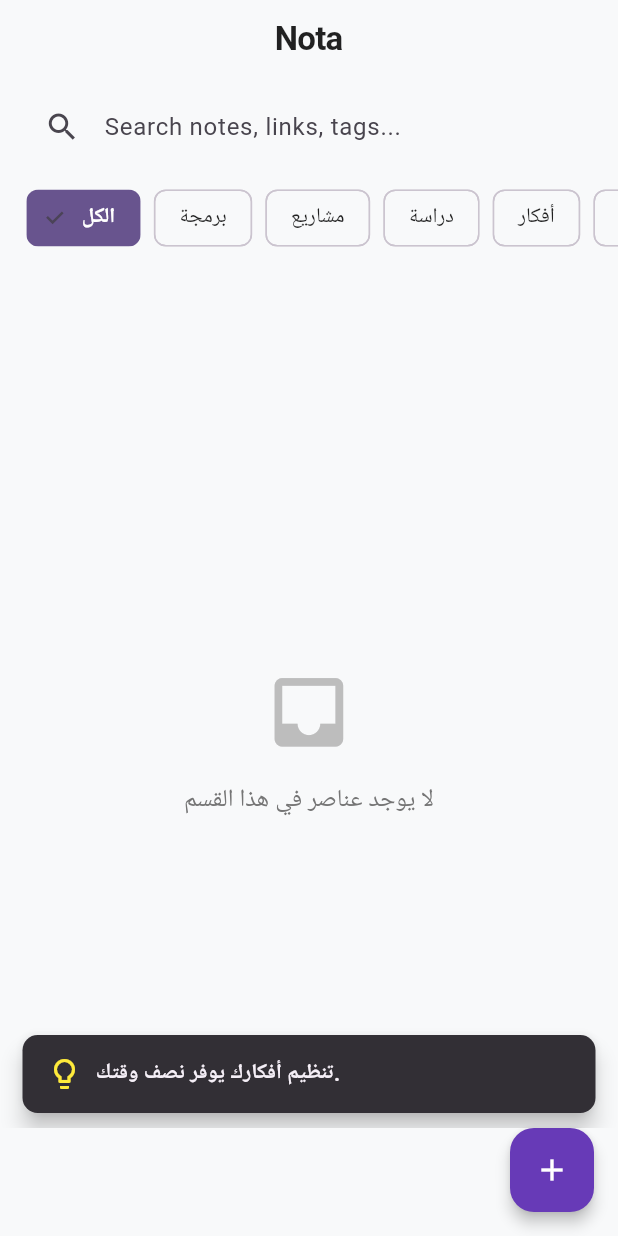
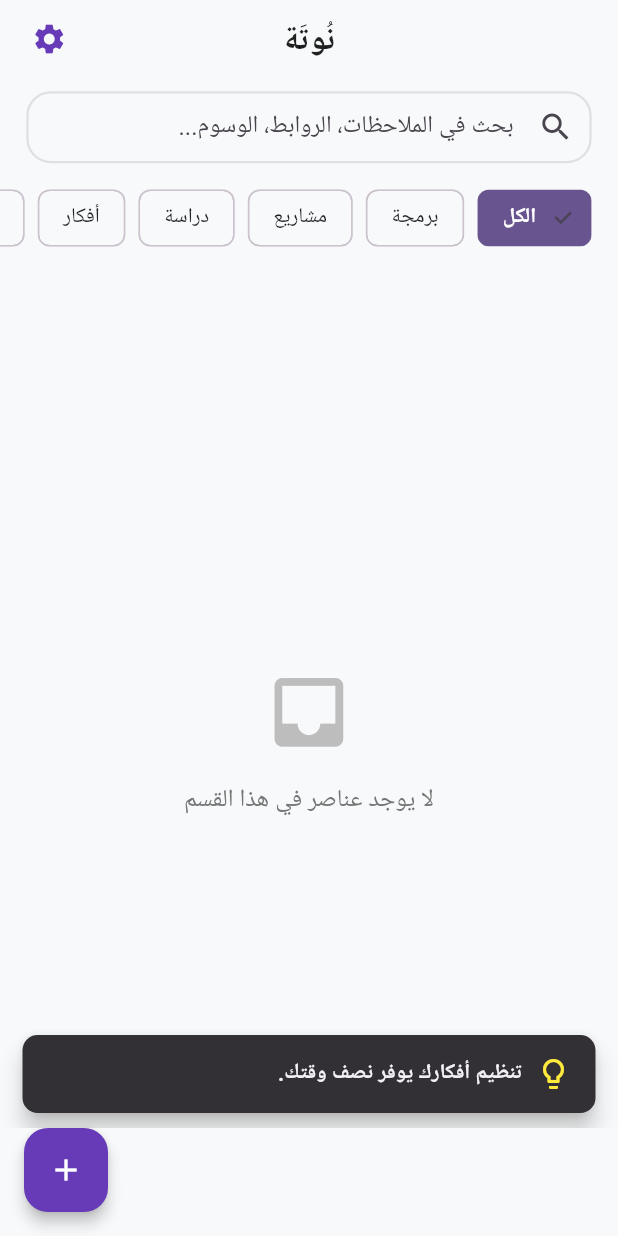
Before and after one commit to Ahmed-Elzaher/nota, a Flutter app: the screen it shows after launch, on a phone screen of 412 x 824 dp. Run offline on Flutter 3.47's test engine with Material 3 defaults, Android fonts, the phone set to English and light mode, and no system bars; our stand-ins replace dartz, flutter_bloc, flutter_local_notifications, flutter_screenutil, get_it, shared_preferences and 2 more; missing offline and left inert: any_link_preview, receive_sharing_intent; accounts and stored records are empty; Roboto replaces fonts that are missing (Cairo); statements that could not run were skipped; project files that could hold a hidden picture were left out.

Commit message:
feat: implement core app infrastructure, navigation routing, localization support, and base UI screens

```diff
--- a/lib/core/router/app_router.dart
+++ b/lib/core/router/app_router.dart
@@ -2,6 +2,7 @@ import 'package:flutter/material.dart';
 import 'package:nota/core/router/router_path.dart';
 import 'package:nota/features/home/presentation/screens/home_screen.dart';
 import 'package:nota/features/splash/presentation/screens/splash_screen.dart';
+import 'package:nota/features/settings/presentation/screens/settings_screen.dart';
 
 class AppRouter {
   Route onGenerateRoute(RouteSettings settings) {
@@ -10,6 +11,8 @@ class AppRouter {
         return MaterialPageRoute(builder: (context) => const SplashScreen());
       case RouterPath.home:
         return MaterialPageRoute(builder: (context) => const HomeScreen());
+      case RouterPath.settings:
+        return MaterialPageRoute(builder: (context) => const SettingsScreen());
       default:
         return MaterialPageRoute(
           builder: (context) => const Scaffold(
--- a/lib/core/router/router_path.dart
+++ b/lib/core/router/router_path.dart
@@ -1,4 +1,5 @@
 abstract class RouterPath {
   static const String splash = "/";
   static const String home = "/home";
+  static const String settings = "/settings";
 }
--- a/lib/features/home/presentation/screens/home_screen.dart
+++ b/lib/features/home/presentation/screens/home_screen.dart
@@ -10,6 +10,7 @@ import 'package:nota/features/items/presentation/widgets/item_card.dart';
 import 'package:nota/features/items/presentation/screens/item_details_screen.dart';
 import 'package:receive_sharing_intent/receive_sharing_intent.dart';
 import 'package:nota/core/services/notification_service.dart';
+import 'package:nota/core/router/router_path.dart';
 
 class HomeScreen extends StatelessWidget {
   const HomeScreen({super.key});
@@ -121,8 +122,17 @@ class _HomeScreenContentState extends State<_HomeScreenContent> {
   Widget build(BuildContext context) {
     return Scaffold(
       appBar: AppBar(
-        title: const Text('Nota', style: TextStyle(fontWeight: FontWeight.bold)),
+        title: const Text('نُوتَة', style: TextStyle(fontWeight: FontWeight.bold)),
         centerTitle: true,
+        actions: [
+          IconButton(
+            icon: const Icon(Icons.settings),
+            onPressed: () {
+              Navigator.pushNamed(context, RouterPath.settings);
+            },
+          ),
+          SizedBox(width: 8.w),
+        ],
         bottom: PreferredSize(
           preferredSize: Size.fromHeight(60.h),
           child: Padding(
@@ -132,13 +142,21 @@ class _HomeScreenContentState extends State<_HomeScreenContent> {
                 context.read<ItemsCubit>().searchItems(query);
               },
               decoration: InputDecoration(
-                hintText: 'Search notes, links, tags...',
+                hintText: 'بحث في الملاحظات، الروابط، الوسوم...',
                 prefixIcon: const Icon(Icons.search),
                 filled: true,
                 fillColor: Theme.of(context).cardColor,
                 border: OutlineInputBorder(
                   borderRadius: BorderRadius.circular(16.r),
-                  borderSide: BorderSide.none,
+                  borderSide: BorderSide(color: Colors.grey.shade300, width: 1.5),
+                ),
+                enabledBorder: OutlineInputBorder(
+                  borderRadius: BorderRadius.circular(16.r),
+                  borderSide: BorderSide(color: Colors.grey.shade300, width: 1.5),
+                ),
+                focusedBorder: OutlineInputBorder(
+                  borderRadius: BorderRadius.circular(16.r),
+                  borderSide: BorderSide(color: Theme.of(context).primaryColor, width: 2),
                 ),
                 contentPadding: EdgeInsets.zero,
               ),
--- a/lib/features/items/presentation/widgets/item_card.dart
+++ b/lib/features/items/presentation/widgets/item_card.dart
@@ -24,7 +24,7 @@ class ItemCard extends StatelessWidget {
       clipBehavior: Clip.antiAlias,
       shape: RoundedRectangleBorder(
         borderRadius: BorderRadius.circular(16.r),
-        side: BorderSide(color: Colors.grey.withValues(alpha: 0.2), width: 1),
+        side: BorderSide(color: Colors.grey.shade300, width: 1.5),
       ),
       elevation: 0,
       child: InkWell(
--- a/lib/main.dart
+++ b/lib/main.dart
@@ -5,6 +5,8 @@ import 'package:nota/core/router/app_router.dart';
 import 'package:nota/core/router/router_path.dart';
 import 'package:nota/core/theme/app_themes.dart';
 import 'package:nota/core/services/notification_service.dart';
+
+import 'package:flutter_localizations/flutter_localizations.dart';
 
 void main() async {
   WidgetsFlutterBinding.ensureInitialized();
@@ -27,7 +29,17 @@ class MyApp extends StatelessWidget {
       builder: (_, child) {
         return MaterialApp(
           debugShowCheckedModeBanner: false,
-          title: 'Nota',
+          title: 'نُوتَة',
+          localizationsDelegates: const [
+            GlobalMaterialLocalizations.delegate,
+            GlobalWidgetsLocalizations.delegate,
+            GlobalCupertinoLocalizations.delegate,
+          ],
+          supportedLocales: const [
+            Locale('ar'),
+            Locale('en'),
+          ],
+          locale: const Locale('ar'), // Default and forced RTL for now
           theme: AppThemes.lightTheme,
           onGenerateRoute: AppRouter().onGenerateRoute,
           initialRoute: RouterPath.splash,
--- a/pubspec.yaml
+++ b/pubspec.yaml
@@ -55,6 +55,8 @@ dependencies:
   receive_sharing_intent: ^1.9.0
   flutter_local_notifications: ^22.2.0
   timezone: ^0.11.1
+  flutter_localizations:
+    sdk: flutter
 
 dev_dependencies:
   flutter_test:
```
Also changed, not shown: lib/features/items/presentation/widgets/add_item_bottom_sheet.dart (+7 -6 lines), lib/features/settings/presentation/screens/settings_screen.dart (added, +83 -0 lines), lib/features/splash/presentation/screens/splash_screen.dart (+10 -6 lines), pubspec.lock, 1 other file.
